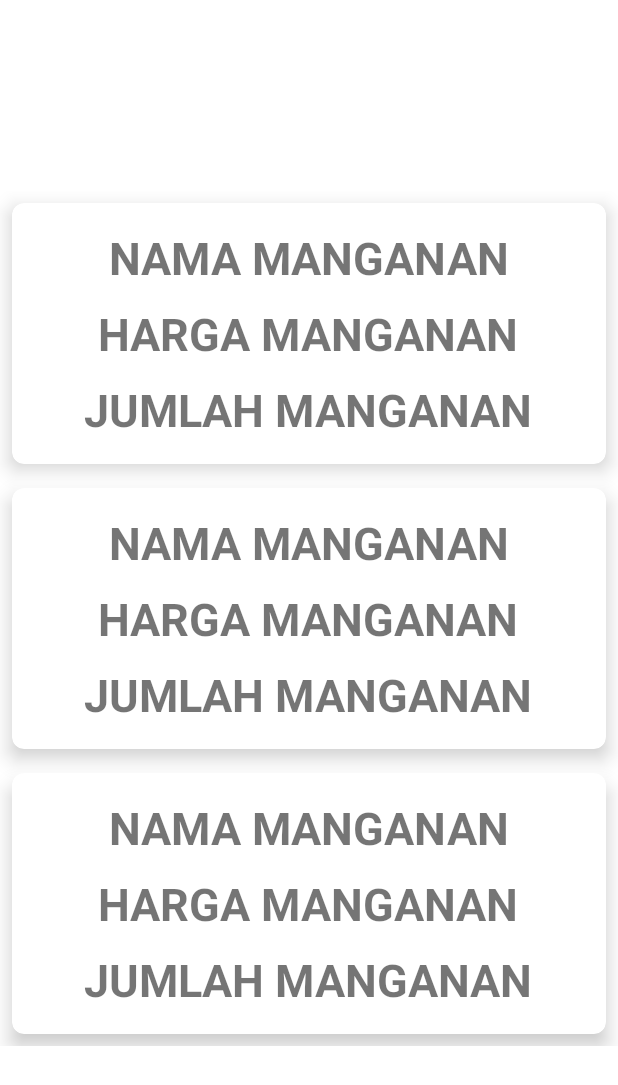
After one commit to alreagon/FirebaseBasic, an Android app: the layout activity_fetching.xml on its own in the app's theme, with its tools: preview values and no code run, on a phone screen of 412 x 824 dp. The commit adds this screen. Shown: the top 1085 px of the screen. Run offline under Robolectric (Android 15) with nearby library versions, the phone set to English and light mode, and no system bars.

Commit message:
Fetshing data

```diff
--- a/app/src/main/java/com/zexceed/tugasakhirdot/FirebaseModel.kt
+++ b/app/src/main/java/com/zexceed/tugasakhirdot/models/FirebaseModel.kt
@@ -1,4 +1,4 @@
-package com.zexceed.tugasakhirdot
+package com.zexceed.tugasakhirdot.models
 
 data class FirebaseModel(
     var mgnId : String? = null,
--- /dev/null
+++ b/app/src/main/res/layout/activity_fetching.xml
@@ -0,0 +1,32 @@
+<?xml version="1.0" encoding="utf-8"?>
+<androidx.constraintlayout.widget.ConstraintLayout xmlns:android="http://schemas.android.com/apk/res/android"
+    xmlns:app="http://schemas.android.com/apk/res-auto"
+    xmlns:tools="http://schemas.android.com/tools"
+    android:layout_width="match_parent"
+    android:layout_height="match_parent"
+    tools:context=".activitties.FetchingActivity">
+
+    <androidx.recyclerview.widget.RecyclerView
+        android:id="@+id/rvFetching"
+        android:layout_width="match_parent"
+        android:layout_height="wrap_content"
+        app:layout_constraintBottom_toBottomOf="parent"
+        app:layout_constraintEnd_toEndOf="parent"
+        app:layout_constraintStart_toStartOf="parent"
+        app:layout_constraintTop_toTopOf="parent"
+        tools:listitem="@layout/list_item" />
+
+    <androidx.core.widget.ContentLoadingProgressBar
+        android:id="@+id/pbFetching"
+        android:layout_width="wrap_content"
+        android:layout_height="wrap_content"
+        android:maxWidth="50dp"
+        android:maxHeight="50dp"
+        android:visibility="gone"
+        app:layout_constraintBottom_toBottomOf="parent"
+        app:layout_constraintEnd_toEndOf="parent"
+        app:layout_constraintStart_toStartOf="parent"
+        app:layout_constraintTop_toTopOf="parent" />
+
+
+</androidx.constraintlayout.widget.ConstraintLayout>
--- a/app/src/main/res/layout/activity_main.xml
+++ b/app/src/main/res/layout/activity_main.xml
@@ -4,7 +4,7 @@
     xmlns:tools="http://schemas.android.com/tools"
     android:layout_width="match_parent"
     android:layout_height="match_parent"
-    tools:context=".MainActivity">
+    tools:context=".activitties.MainActivity">
 
     <TextView
         android:id="@+id/judul"
@@ -32,7 +32,7 @@
         android:layout_width="wrap_content"
         android:layout_height="wrap_content"
         android:layout_marginTop="70dp"
-        android:text="INSERT DATA"
+        android:text="FETCHING DATA"
         app:layout_constraintEnd_toEndOf="parent"
         app:layout_constraintStart_toStartOf="parent"
         app:layout_constraintTop_toBottomOf="@id/btnInsertData" />
--- /dev/null
+++ b/app/src/main/res/layout/list_item.xml
@@ -0,0 +1,62 @@
+<?xml version="1.0" encoding="utf-8"?>
+<androidx.cardview.widget.CardView xmlns:android="http://schemas.android.com/apk/res/android"
+    xmlns:app="http://schemas.android.com/apk/res-auto"
+    android:layout_width="match_parent"
+    android:layout_height="wrap_content"
+    android:layout_margin="8dp"
+    app:cardCornerRadius="8dp"
+    app:cardElevation="8dp">
+
+    <LinearLayout
+        android:layout_width="wrap_content"
+        android:layout_height="wrap_content"
+        android:layout_gravity="center"
+        android:gravity="center"
+        android:orientation="vertical"
+        android:padding="16dp">
+
+        <LinearLayout
+            android:layout_width="wrap_content"
+            android:layout_height="wrap_content"
+            android:layout_gravity="center_vertical"
+            android:orientation="vertical">
+
+            <TextView
+                android:id="@+id/etNamaMenu"
+                android:layout_width="wrap_content"
+                android:layout_height="wrap_content"
+                android:layout_gravity="center"
+                android:gravity="center"
+                android:text="NAMA MANGANAN"
+                android:textSize="30sp"
+                android:textStyle="bold" />
+
+            <TextView
+                android:id="@+id/etHargaMenu"
+                android:layout_width="wrap_content"
+                android:layout_height="wrap_content"
+                android:layout_gravity="center"
+                android:layout_marginTop="10dp"
+                android:gravity="center"
+                android:text="HARGA MANGANAN"
+                android:textSize="30sp"
+                android:textStyle="bold" />
+
+            <TextView
+                android:id="@+id/etJumlahMenu"
+                android:layout_width="wrap_content"
+                android:layout_height="wrap_content"
+                android:layout_gravity="center"
+                android:layout_marginTop="10dp"
+                android:gravity="center"
+                android:text="JUMLAH MANGANAN"
+                android:textSize="30sp"
+                android:textStyle="bold" />
+
+
+        </LinearLayout>
+
+    </LinearLayout>
+
+
+</androidx.cardview.widget.CardView>
```
Also changed, not shown: app/src/main/AndroidManifest.xml (+9 -2 lines), app/src/main/java/com/zexceed/tugasakhirdot/activitties/FetchingActivity.kt (added, +68 -0 lines), app/src/main/java/com/zexceed/tugasakhirdot/activitties/InsertionActivity.kt (renamed from app/src/main/java/com/zexceed/tugasakhirdot/InsertionActivity.kt, +7 -1 lines), app/src/main/java/com/zexceed/tugasakhirdot/activitties/MainActivity.kt (renamed from app/src/main/java/com/zexceed/tugasakhirdot/MainActivity.kt, +5 -2 lines), app/src/main/java/com/zexceed/tugasakhirdot/adapters/manganAdapter.kt (added, +41 -0 lines), app/src/main/res/layout/activity_insertion.xml (+4 -4 lines).
